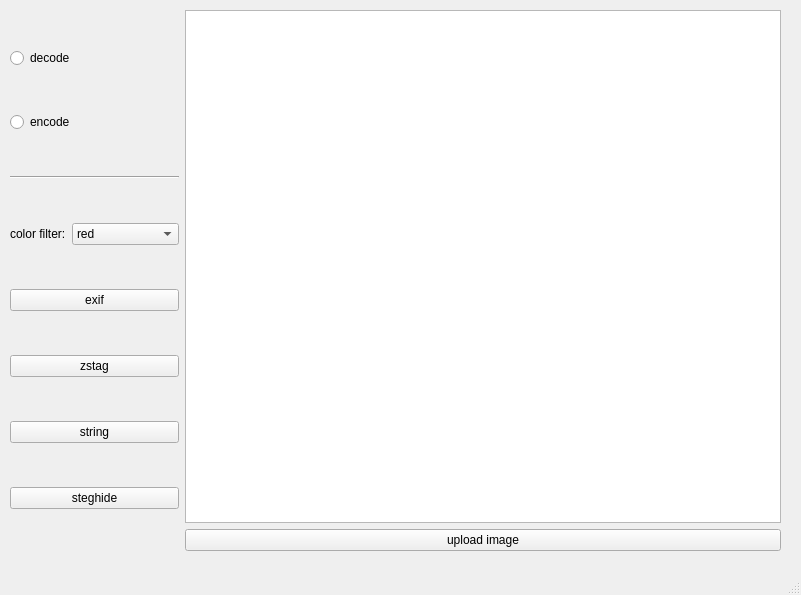
Before: the Qt Designer form Covek-samo-srcem-dobro-vidi/mainwindow.ui in Marijameme/Covek-samo-srcem-dobro-vidi, drawn with Qt 5.
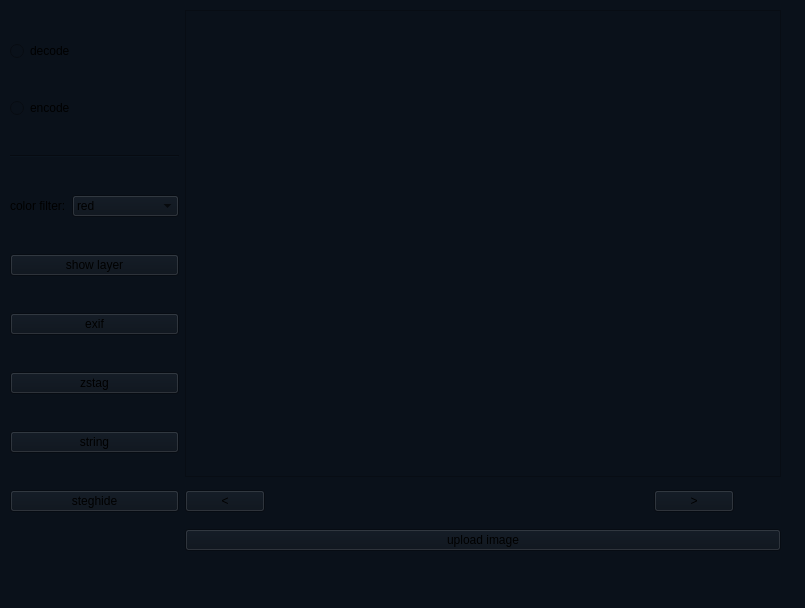
After: the same form once the commit is applied.

Commit message: feat: add RGB layer extraction

```diff
--- a/Covek-samo-srcem-dobro-vidi/mainwindow.ui
+++ b/Covek-samo-srcem-dobro-vidi/mainwindow.ui
@@ -6,12 +6,15 @@
    <rect>
     <x>0</x>
     <y>0</y>
-    <width>801</width>
-    <height>595</height>
+    <width>805</width>
+    <height>608</height>
    </rect>
   </property>
   <property name="windowTitle">
-   <string>MainWindow</string>
+   <string>Covek samo srcem dobro vidi</string>
+  </property>
+  <property name="styleSheet">
+   <string notr="true">background-color: rgb(10, 17, 26);</string>
   </property>
   <widget class="QWidget" name="centralwidget">
    <widget class="QWidget" name="horizontalLayoutWidget">
@@ -82,6 +85,13 @@
          </item>
         </layout>
        </item>
+       <item>
+        <widget class="QPushButton" name="pbShowLayer">
+         <property name="text">
+          <string>show layer</string>
+         </property>
+        </widget>
+       </item>
        <item>
         <widget class="QPushButton" name="pbExif">
          <property name="text">
@@ -117,6 +127,63 @@
        <item>
         <widget class="QGraphicsView" name="imgView"/>
        </item>
+       <item>
+        <widget class="QWidget" name="wHidden" native="true">
+         <property name="minimumSize">
+          <size>
+           <width>0</width>
+           <height>40</height>
+          </size>
+         </property>
+         <property name="baseSize">
+          <size>
+           <width>0</width>
+           <height>0</height>
+          </size>
+         </property>
+         <property name="autoFillBackground">
+          <bool>false</bool>
+         </property>
+         <widget class="QWidget" name="">
+          <property name="geometry">
+           <rect>
+            <x>0</x>
+            <y>0</y>
+            <width>549</width>
+            <height>37</height>
+           </rect>
+          </property>
+          <layout class="QHBoxLayout" name="hidden">
+           <property name="spacing">
+            <number>0</number>
+           </property>
+           <property name="leftMargin">
+            <number>0</number>
+           </property>
+           <property name="topMargin">
+            <number>0</number>
+           </property>
+           <property name="bottomMargin">
+            <number>0</number>
+           </property>
+           <item alignment="Qt::AlignLeft">
+            <widget class="QPushButton" name="pbPrevious">
+             <property name="text">
+              <string>&lt;</string>
+             </property>
+            </widget>
+           </item>
+           <item alignment="Qt::AlignRight">
+            <widget class="QPushButton" name="pbNext">
+             <property name="text">
+              <string>&gt;</string>
+             </property>
+            </widget>
+           </item>
+          </layout>
+         </widget>
+        </widget>
+       </item>
        <item>
         <widget class="QPushButton" name="pbUploadImage">
          <property name="text">
```
Left out of the diff: 2 changed lines with no effect on the pictures. The commit also changes 5 other files.
